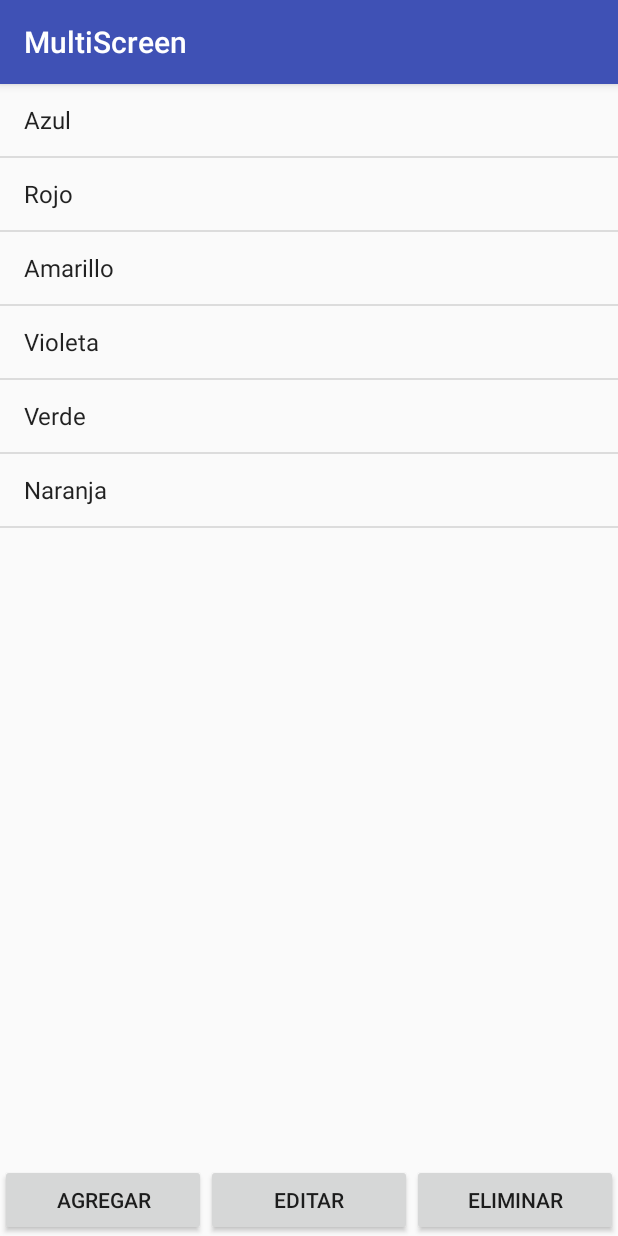
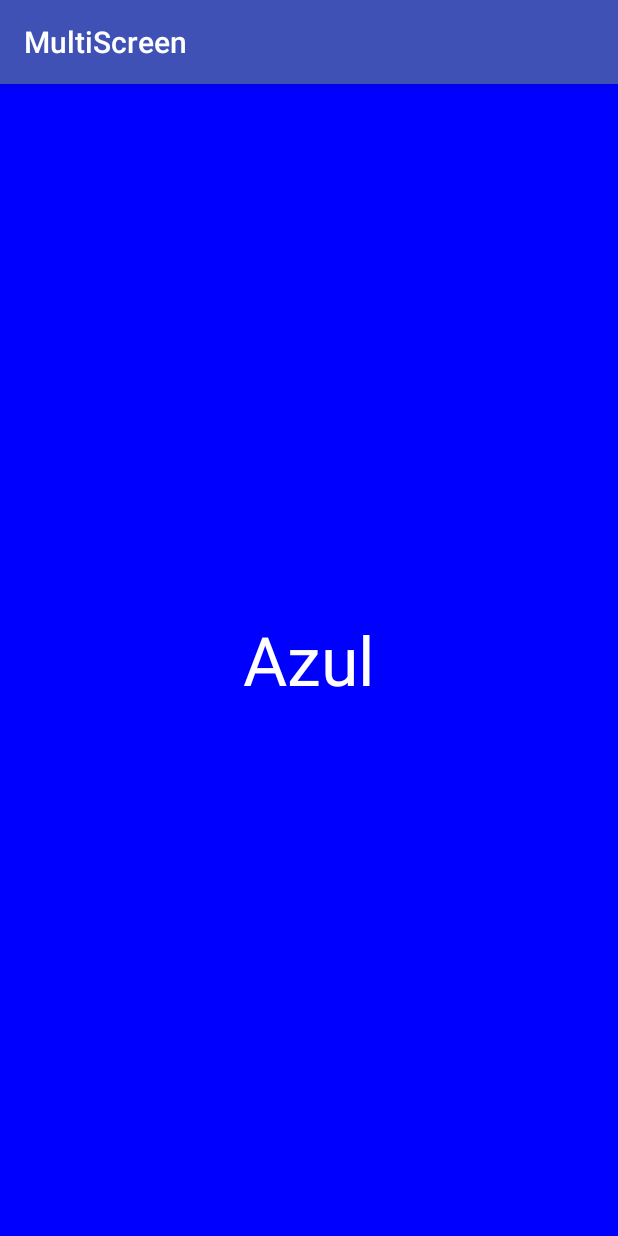
Before and after one commit to milo2005/Multiscreen, an Android app: the screen it shows after launch (MainActivity), after a tap on "Azul", on a phone screen of 412 x 824 dp. Run offline under Robolectric (Android 15) with nearby library versions, the phone set to English and light mode, and no system bars.

```diff
--- a/app/src/main/java/com/example/estacionvl_tc_014/multiscreen/MainActivity.java
+++ b/app/src/main/java/com/example/estacionvl_tc_014/multiscreen/MainActivity.java
@@ -1,5 +1,6 @@
 package com.example.estacionvl_tc_014.multiscreen;
 
+import android.support.v4.app.Fragment;
 import android.support.v4.app.FragmentTransaction;
 import android.support.v7.app.AppCompatActivity;
 import android.os.Bundle;
@@ -7,12 +8,16 @@ import android.os.Bundle;
 import com.example.estacionvl_tc_014.multiscreen.fragments.DetailFragment;
 import com.example.estacionvl_tc_014.multiscreen.fragments.MasterFragment;
 
-public class MainActivity extends AppCompatActivity {
+public class MainActivity extends AppCompatActivity implements MasterFragment.MasterI {
 
     MasterFragment master;
     DetailFragment detail;
 
     boolean phone, land;
+    String colores[];
+    int coloresHex[];
+
+    int pos = -1;
 
     @Override
     protected void onCreate(Bundle savedInstanceState) {
@@ -25,6 +30,8 @@ public class MainActivity extends AppCompatActivity {
         phone = getResources().getBoolean(R.bool.phone);
         land = getResources().getBoolean(R.bool.land);
 
+        colores = getResources().getStringArray(R.array.colores);
+        coloresHex = getResources().getIntArray(R.array.colores_hex);
 
 
         FragmentTransaction ft = getSupportFragmentManager().beginTransaction();
@@ -36,4 +43,35 @@ public class MainActivity extends AppCompatActivity {
         ft.commit();
 
     }
+
+    @Override
+    public void onColorSelected(int color) {
+
+        pos = color;
+        detail.setColor(colores[color], coloresHex[color]);
+        if(phone || (!phone && !land)){
+            putFragment(R.id.container1, detail);
+        }
+
+    }
+
+    @Override
+    public void onBackPressed() {
+
+        if(pos>=0 && (phone || (!phone && !land)) ){
+            putFragment(R.id.container1, master);
+            pos = -1;
+        }else{
+            super.onBackPressed();
+        }
+
+
+
+    }
+
+    public void putFragment(int container, Fragment fragment){
+        FragmentTransaction ft = getSupportFragmentManager().beginTransaction();
+        ft.replace(container, fragment);
+        ft.commit();
+    }
 }
--- a/app/src/main/java/com/example/estacionvl_tc_014/multiscreen/fragments/DetailFragment.java
+++ b/app/src/main/java/com/example/estacionvl_tc_014/multiscreen/fragments/DetailFragment.java
@@ -6,6 +6,7 @@ import android.support.v4.app.Fragment;
 import android.view.LayoutInflater;
 import android.view.View;
 import android.view.ViewGroup;
+import android.widget.TextView;
 
 import com.example.estacionvl_tc_014.multiscreen.R;
 
@@ -14,17 +15,40 @@ import com.example.estacionvl_tc_014.multiscreen.R;
  */
 public class DetailFragment extends Fragment {
 
+    TextView txt;
+    String nombre;
+    int color;
 
     public DetailFragment() {
-        // Required empty public constructor
     }
+
 
 
     @Override
     public View onCreateView(LayoutInflater inflater, ViewGroup container,
                              Bundle savedInstanceState) {
-        // Inflate the layout for this fragment
-        return inflater.inflate(R.layout.fragment_detail, container, false);
+
+        View v = inflater.inflate(R.layout.fragment_detail, container, false);
+
+        txt = (TextView) v.findViewById(R.id.txt_color);
+
+        if(nombre!=null){
+            txt.setText(nombre);
+            txt.setBackgroundColor(color);
+        }
+
+        return v;
+    }
+
+    public void setColor(String nombre, int color){
+        this.nombre = nombre;
+        this.color = color;
+        if(txt != null){
+            txt.setText(nombre);
+            txt.setBackgroundColor(color);
+        }
+
+
     }
 
 }
--- a/app/src/main/java/com/example/estacionvl_tc_014/multiscreen/fragments/MasterFragment.java
+++ b/app/src/main/java/com/example/estacionvl_tc_014/multiscreen/fragments/MasterFragment.java
@@ -1,6 +1,7 @@
 package com.example.estacionvl_tc_014.multiscreen.fragments;
 
 
+import android.content.Context;
 import android.os.Bundle;
 import android.support.v4.app.Fragment;
 import android.view.LayoutInflater;
@@ -18,12 +19,24 @@ import com.example.estacionvl_tc_014.multiscreen.R;
 public class MasterFragment extends Fragment implements AdapterView.OnItemClickListener {
 
 
+    public interface MasterI{
+        void onColorSelected(int color);
+    }
+
     ListView list;
+    MasterI masterI;
 
     public MasterFragment() {
         // Required empty public constructor
     }
 
+
+    @Override
+    public void onAttach(Context context) {
+        super.onAttach(context);
+
+        masterI = (MasterI) context;
+    }
 
     @Override
     public View onCreateView(LayoutInflater inflater, ViewGroup container,
@@ -38,6 +51,6 @@ public class MasterFragment extends Fragment implements AdapterView.OnItemClickL
 
     @Override
     public void onItemClick(AdapterView<?> parent, View view, int position, long id) {
-
+        masterI.onColorSelected(position);
     }
 }
--- a/app/src/main/res/values/colors.xml
+++ b/app/src/main/res/values/colors.xml
@@ -3,4 +3,20 @@
     <color name="colorPrimary">#3F51B5</color>
     <color name="colorPrimaryDark">#303F9F</color>
     <color name="colorAccent">#FF4081</color>
+    <color name="azul">#0000ff</color>
+    <color name="rojo">#ff0000</color>
+    <color name="amarillo">#ffff00</color>
+    <color name="violeta">#ff00ff</color>
+    <color name="verde">#00ff00</color>
+    <color name="naranja">#ff7700</color>
+
+    <integer-array name="colores_hex">
+        <item>@color/azul</item>
+        <item>@color/rojo</item>
+        <item>@color/amarillo</item>
+        <item>@color/violeta</item>
+        <item>@color/verde</item>
+        <item>@color/naranja</item>
+    </integer-array>
+
 </resources>
```
